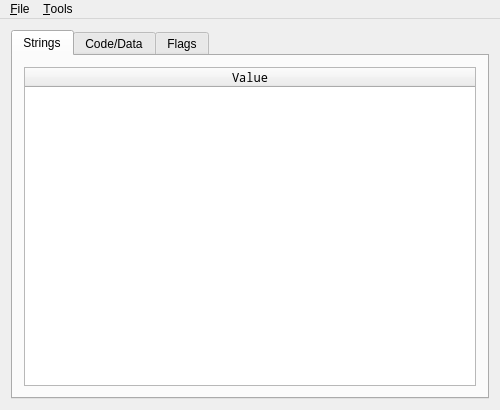
The window that wrd_editor/mainwindow.ui (CaptainSwag101/DRV3-Tools) describes before a commit, drawn with Qt 5.
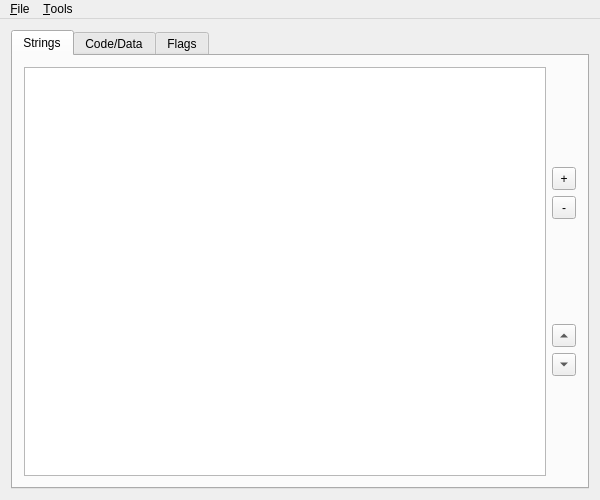
The same window after the commit.

The edit to the form file:
```diff
--- a/wrd_editor/mainwindow.ui
+++ b/wrd_editor/mainwindow.ui
@@ -6,8 +6,8 @@
    <rect>
     <x>0</x>
     <y>0</y>
-    <width>500</width>
-    <height>410</height>
+    <width>600</width>
+    <height>500</height>
    </rect>
   </property>
   <property name="windowTitle">
@@ -26,24 +26,131 @@
        </attribute>
        <layout class="QVBoxLayout" name="verticalLayout_4">
         <item>
-         <widget class="QTableWidget" name="tableWidget_Strings">
-          <property name="font">
-           <font>
-            <family>Noto Mono</family>
-           </font>
+         <layout class="QHBoxLayout" name="horizontalLayout_Strings">
+          <item>
+           <widget class="QListWidget" name="listWidget_Strings">
+            <property name="midLineWidth">
+             <number>1</number>
           </property>
           <property name="sizeAdjustPolicy">
            <enum>QAbstractScrollArea::AdjustToContents</enum>
           </property>
-          <attribute name="horizontalHeaderStretchLastSection">
+            <property name="editTriggers">
+             <set>QAbstractItemView::DoubleClicked|QAbstractItemView::EditKeyPressed|QAbstractItemView::SelectedClicked</set>
+            </property>
+            <property name="resizeMode">
+             <enum>QListView::Adjust</enum>
+            </property>
+            <property name="uniformItemSizes">
            <bool>true</bool>
-          </attribute>
-          <column>
+            </property>
+           </widget>
+          </item>
+          <item>
+           <layout class="QVBoxLayout" name="verticalLayout_StringButtons">
+            <item>
+             <spacer name="verticalSpacer_7">
+              <property name="orientation">
+               <enum>Qt::Vertical</enum>
+              </property>
+              <property name="sizeHint" stdset="0">
+               <size>
+                <width>20</width>
+                <height>40</height>
+               </size>
+              </property>
+             </spacer>
+            </item>
+            <item>
+             <widget class="QToolButton" name="toolButton_StringAdd">
+              <property name="minimumSize">
+               <size>
+                <width>24</width>
+                <height>23</height>
+               </size>
+              </property>
            <property name="text">
-            <string>Value</string>
-           </property>
-          </column>
-         </widget>
+               <string>+</string>
+              </property>
+             </widget>
+            </item>
+            <item>
+             <widget class="QToolButton" name="toolButton_StringDel">
+              <property name="minimumSize">
+               <size>
+                <width>24</width>
+                <height>23</height>
+               </size>
+              </property>
+              <property name="text">
+               <string>-</string>
+              </property>
+             </widget>
+            </item>
+            <item>
+             <spacer name="verticalSpacer_8">
+              <property name="orientation">
+               <enum>Qt::Vertical</enum>
+              </property>
+              <property name="sizeType">
+               <enum>QSizePolicy::Expanding</enum>
+              </property>
+              <property name="sizeHint" stdset="0">
+               <size>
+                <width>20</width>
+                <height>40</height>
+               </size>
+              </property>
+             </spacer>
+            </item>
+            <item>
+             <widget class="QToolButton" name="toolButton_StringUp">
+              <property name="minimumSize">
+               <size>
+                <width>24</width>
+                <height>23</height>
+               </size>
+              </property>
+              <property name="text">
+               <string/>
+              </property>
+              <property name="arrowType">
+               <enum>Qt::UpArrow</enum>
+              </property>
+             </widget>
+            </item>
+            <item>
+             <widget class="QToolButton" name="toolButton_StringDown">
+              <property name="minimumSize">
+               <size>
+                <width>24</width>
+                <height>23</height>
+               </size>
+              </property>
+              <property name="text">
+               <string/>
+              </property>
+              <property name="arrowType">
+               <enum>Qt::DownArrow</enum>
+              </property>
+             </widget>
+            </item>
+            <item>
+             <spacer name="verticalSpacer_9">
+              <property name="orientation">
+               <enum>Qt::Vertical</enum>
+              </property>
+              <property name="sizeHint" stdset="0">
+               <size>
+                <width>20</width>
+                <height>40</height>
+               </size>
+              </property>
+             </spacer>
+            </item>
+           </layout>
+          </item>
+         </layout>
         </item>
        </layout>
       </widget>
@@ -133,8 +240,8 @@
     <rect>
      <x>0</x>
      <y>0</y>
-     <width>500</width>
-     <height>22</height>
+     <width>600</width>
+     <height>20</height>
     </rect>
    </property>
    <widget class="QMenu" name="menuFile">
```
Left out of the diff: 234 changed lines with no effect on the pictures. Lines whose indentation alone changed are shown as unchanged.
